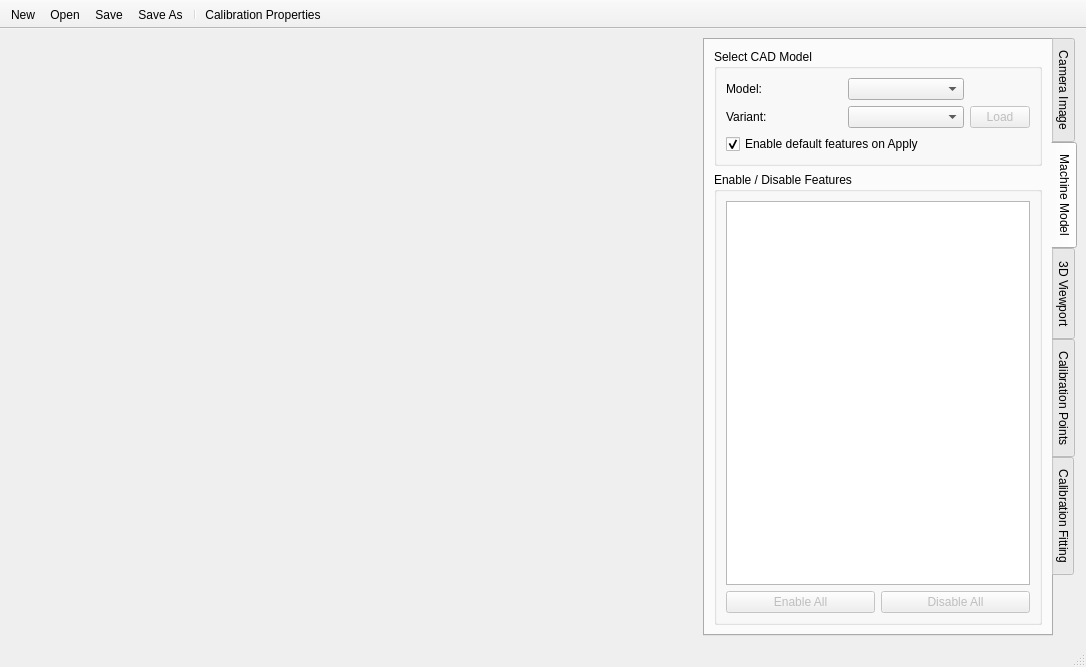
This is calcam/gui/qt_designer_files/fitting_calib.ui in euratom-software/calcam as Qt 5 draws it before an edit. The edited form follows.
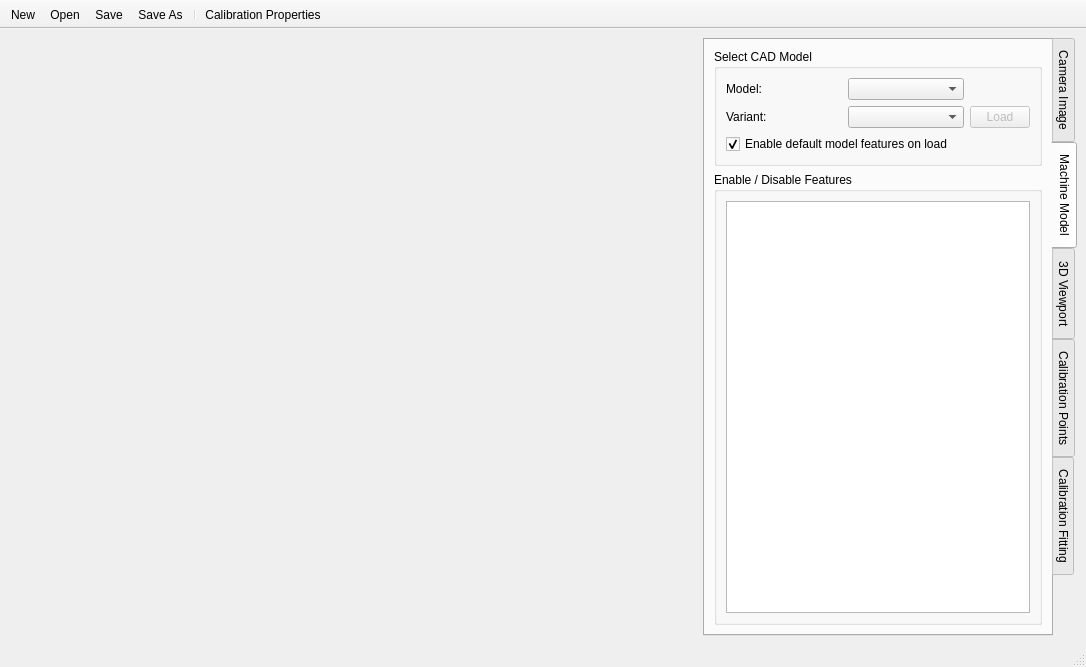
This is the edited form. The open tabs and pages were chosen to show the change.

The edit to the form file:
```diff
--- a/calcam/gui/qt_designer_files/fitting_calib.ui
+++ b/calcam/gui/qt_designer_files/fitting_calib.ui
@@ -646,7 +646,7 @@
            <item row="6" column="0" colspan="2">
             <widget class="QCheckBox" name="cad_auto_load">
              <property name="text">
-              <string>Enable default features on Apply</string>
+              <string>Enable default model features on load</string>
              </property>
              <property name="checked">
               <bool>true</bool>
@@ -668,26 +668,6 @@
            <string>Enable / Disable Features</string>
           </property>
           <layout class="QGridLayout" name="gridLayout_4">
-           <item row="1" column="0">
-            <widget class="QPushButton" name="enable_all_button">
-             <property name="enabled">
-              <bool>false</bool>
-             </property>
-             <property name="text">
-              <string>Enable All</string>
-             </property>
-            </widget>
-           </item>
-           <item row="1" column="1">
-            <widget class="QPushButton" name="disable_all_button">
-             <property name="enabled">
-              <bool>false</bool>
-             </property>
-             <property name="text">
-              <string>Disable All</string>
-             </property>
-            </widget>
-           </item>
            <item row="0" column="0" colspan="2">
             <widget class="QTreeWidget" name="feature_tree">
              <property name="selectionMode">
```
Left out of the diff: 7 changed lines with no effect on the pictures.
